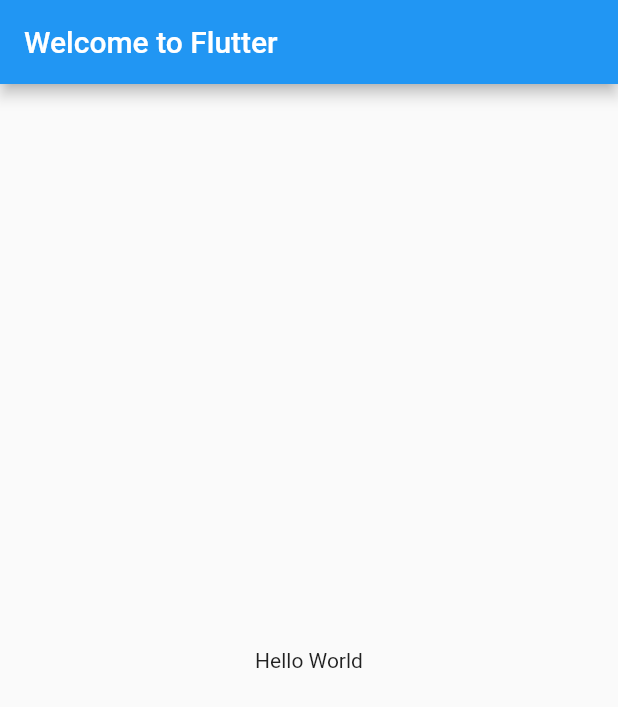
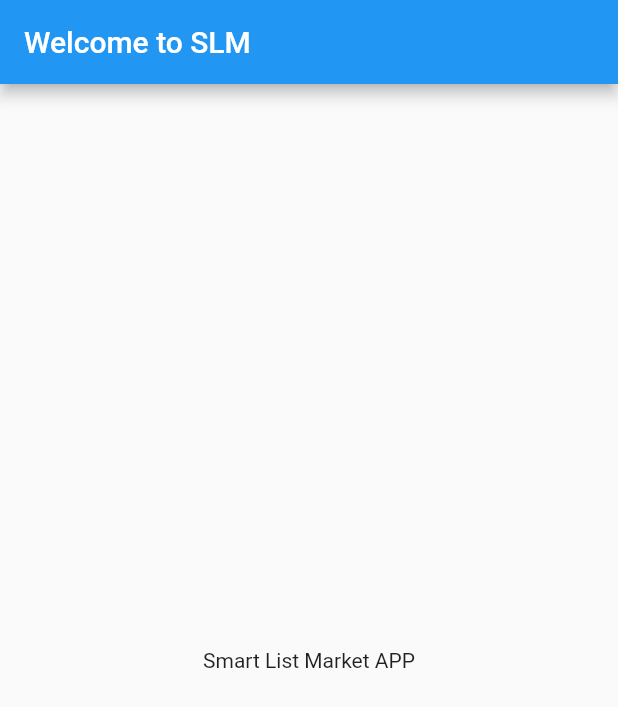
Before and after one commit to fabiomirandaa/smart-list-market, a Flutter app: the screen it shows after launch, on a phone screen of 412 x 824 dp. Shown: the top 707 px of the screen. Run offline on Flutter 3.47's test engine with Material 2 defaults, Android fonts, the phone set to English and light mode, and no system bars.

Commit message:
first app run

```diff
--- a/smartlistmarket/lib/main.dart
+++ b/smartlistmarket/lib/main.dart
@@ -6,13 +6,13 @@ class MyApp extends StatelessWidget {
   @override
   Widget build(BuildContext context) {
     return MaterialApp(
-      title: 'Welcome to Flutter',
+      title: 'Welcome to SLM',
       home: Scaffold(
         appBar: AppBar(
-          title: Text('Welcome to Flutter'),
+          title: Text('Welcome to SLM'),
         ),
         body: Center(
-          child: Text('Hello World'),
+          child: Text('Smart List Market APP'),
         ),
       ),
     );
```
